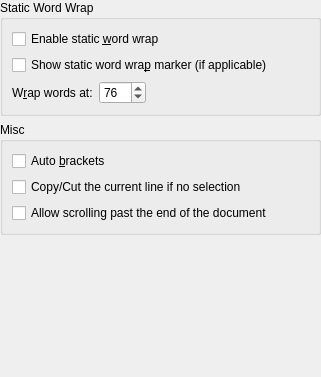
First picture: the form in part/dialogs/editconfigwidget.ui, repository KDE/kate, before the edit.
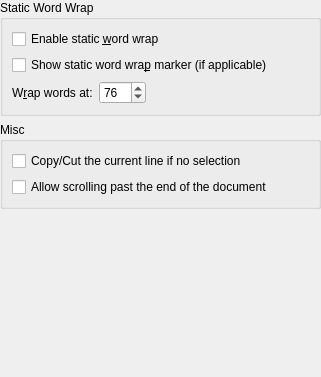
Second picture: the form after the edit. Custom widgets are drawn as their Qt base class.

Commit message: remove auto bracket feature in kate the auto bracket plugin is much more versatile added to it feature to auto-complete { for tex, too BUG: 241104 BUG: 198540

Patch:
```diff
--- a/part/dialogs/editconfigwidget.ui
+++ b/part/dialogs/editconfigwidget.ui
@@ -95,16 +95,6 @@
       <string>Misc</string>
      </property>
      <layout class="QVBoxLayout">
-      <item>
-       <widget class="QCheckBox" name="chkAutoBrackets">
-        <property name="whatsThis">
-         <string>When the user types a left bracket ([,(, or {) KateView automatically enters the right bracket (}, ), or ]) to the right of the cursor.</string>
-        </property>
-        <property name="text">
-         <string>Auto &amp;brackets</string>
-        </property>
-       </widget>
-      </item>
       <item>
        <widget class="QCheckBox" name="chkSmartCopyCut">
         <property name="text">
```
The commit also changes 9 other files.
